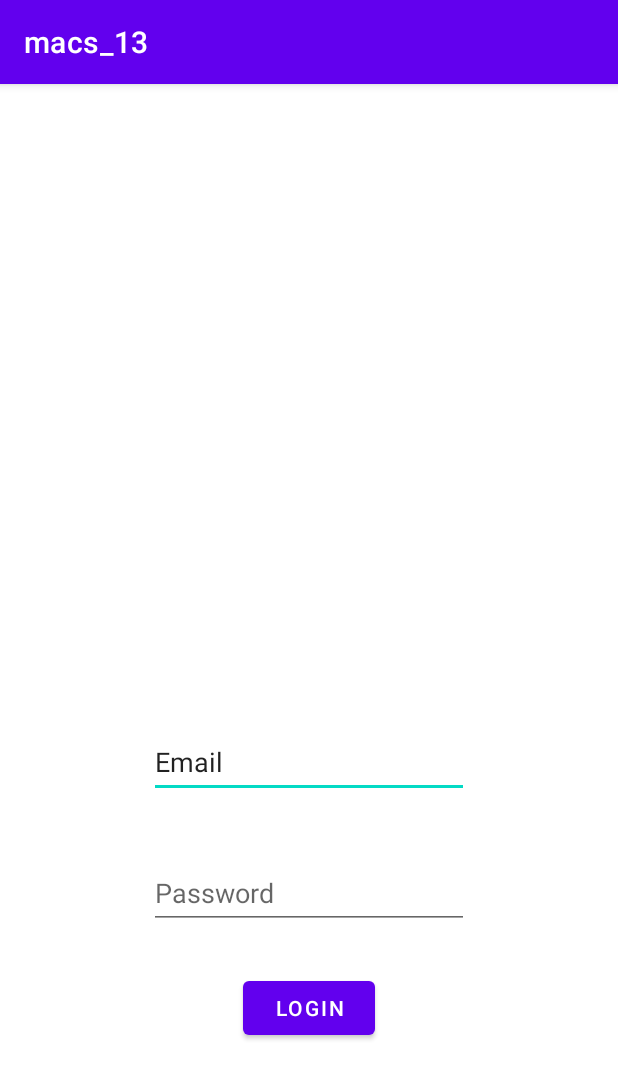
After one commit to NIRAV-13/All-Access, an Android app: the fragment FirstFragment shown on its own in the app's theme, on a phone screen of 412 x 824 dp. The commit adds this screen. Shown: the top 1079 px of the screen. Run offline under Robolectric (Android 15) with nearby library versions, the phone set to English and light mode, and no system bars.

Commit message:
Basic MVC Structure and Directories

```diff
--- /dev/null
+++ b/app/src/main/java/com/mobile/macs_13/cotroller/LoginActivity.kt
@@ -0,0 +1,13 @@
+package com.mobile.macs_13.cotroller
+
+import android.os.Bundle
+import androidx.appcompat.app.AppCompatActivity
+import com.mobile.macs_13.R
+
+class LoginActivity: AppCompatActivity() {
+
+    override fun onCreate(savedInstanceState: Bundle?) {
+        super.onCreate(savedInstanceState)
+        setContentView(R.layout.fragment_first)
+    }
+}
--- /dev/null
+++ b/app/src/main/java/com/mobile/macs_13/model/LoginModel.kt
@@ -0,0 +1,4 @@
+package com.mobile.macs_13.model
+
+class LoginModel {
+}
--- /dev/null
+++ b/app/src/main/java/com/mobile/macs_13/view/FirstFragment.kt
@@ -0,0 +1,60 @@
+package com.mobile.macs_13.view
+
+import android.os.Bundle
+import androidx.fragment.app.Fragment
+import android.view.LayoutInflater
+import android.view.View
+import android.view.ViewGroup
+import com.mobile.macs_13.R
+
+// TODO: Rename parameter arguments, choose names that match
+// the fragment initialization parameters, e.g. ARG_ITEM_NUMBER
+private const val ARG_PARAM1 = "param1"
+private const val ARG_PARAM2 = "param2"
+
+/**
+ * A simple [Fragment] subclass.
+ * Use the [FirstFragment.newInstance] factory method to
+ * create an instance of this fragment.
+ */
+class FirstFragment : Fragment() {
+    // TODO: Rename and change types of parameters
+    private var param1: String? = null
+    private var param2: String? = null
+
+    override fun onCreate(savedInstanceState: Bundle?) {
+        super.onCreate(savedInstanceState)
+        arguments?.let {
+            param1 = it.getString(ARG_PARAM1)
+            param2 = it.getString(ARG_PARAM2)
+        }
+    }
+
+    override fun onCreateView(
+        inflater: LayoutInflater, container: ViewGroup?,
+        savedInstanceState: Bundle?
+    ): View? {
+        // Inflate the layout for this fragment
+        return inflater.inflate(R.layout.fragment_first, container, false)
+    }
+
+    companion object {
+        /**
+         * Use this factory method to create a new instance of
+         * this fragment using the provided parameters.
+         *
+         * @param param1 Parameter 1.
+         * @param param2 Parameter 2.
+         * @return A new instance of fragment FirstFragment.
+         */
+        // TODO: Rename and change types and number of parameters
+        @JvmStatic
+        fun newInstance(param1: String, param2: String) =
+            FirstFragment().apply {
+                arguments = Bundle().apply {
+                    putString(ARG_PARAM1, param1)
+                    putString(ARG_PARAM2, param2)
+                }
+            }
+    }
+}
--- /dev/null
+++ b/app/src/main/res/layout/fragment_first.xml
@@ -0,0 +1,46 @@
+<?xml version="1.0" encoding="utf-8"?>
+<androidx.constraintlayout.widget.ConstraintLayout xmlns:android="http://schemas.android.com/apk/res/android"
+    xmlns:app="http://schemas.android.com/apk/res-auto"
+    xmlns:tools="http://schemas.android.com/tools"
+    android:id="@+id/frameLayout"
+    android:layout_width="match_parent"
+    android:layout_height="match_parent"
+    tools:context=".view.FirstFragment">
+
+
+    <Button
+        android:id="@+id/button"
+        android:layout_width="wrap_content"
+        android:layout_height="wrap_content"
+        android:layout_marginTop="592dp"
+        android:text="Login"
+        app:layout_constraintEnd_toEndOf="parent"
+        app:layout_constraintStart_toStartOf="parent"
+        app:layout_constraintTop_toTopOf="parent" />
+
+    <EditText
+        android:id="@+id/editTextTextPersonName"
+        android:layout_width="wrap_content"
+        android:layout_height="wrap_content"
+        android:layout_marginTop="428dp"
+        android:ems="10"
+        android:inputType="textPersonName"
+        android:minHeight="48dp"
+        android:text="Email"
+        app:layout_constraintEnd_toEndOf="parent"
+        app:layout_constraintStart_toStartOf="parent"
+        app:layout_constraintTop_toTopOf="parent" />
+
+    <EditText
+        android:id="@+id/editTextTextPassword"
+        android:layout_width="wrap_content"
+        android:layout_height="wrap_content"
+        android:layout_marginTop="87dp"
+        android:ems="10"
+        android:hint="Password"
+        android:inputType="textPassword"
+        android:minHeight="48dp"
+        app:layout_constraintEnd_toEndOf="parent"
+        app:layout_constraintStart_toStartOf="parent"
+        app:layout_constraintTop_toTopOf="@+id/editTextTextPersonName" />
+</androidx.constraintlayout.widget.ConstraintLayout>
--- a/app/src/main/res/values/strings.xml
+++ b/app/src/main/res/values/strings.xml
@@ -1,3 +1,5 @@
 <resources>
     <string name="app_name">macs_13</string>
+    <!-- TODO: Remove or change this placeholder text -->
+    <string name="hello_blank_fragment">Hello blank fragment</string>
 </resources>
```
